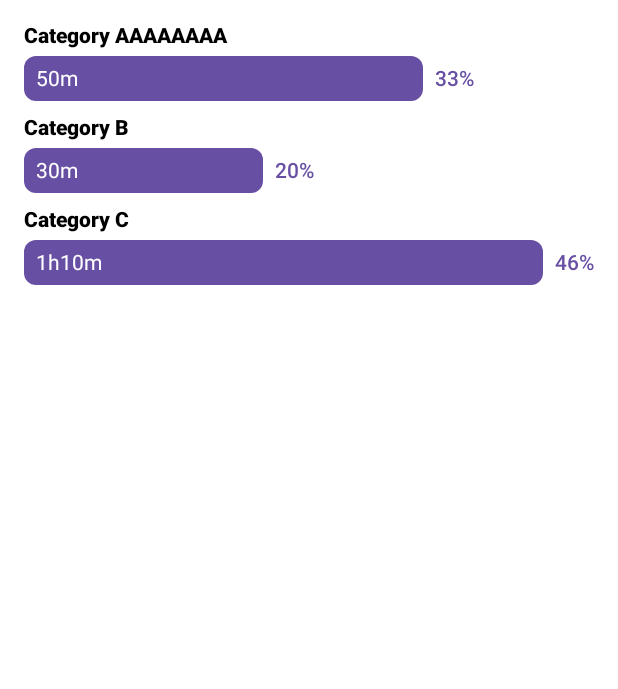
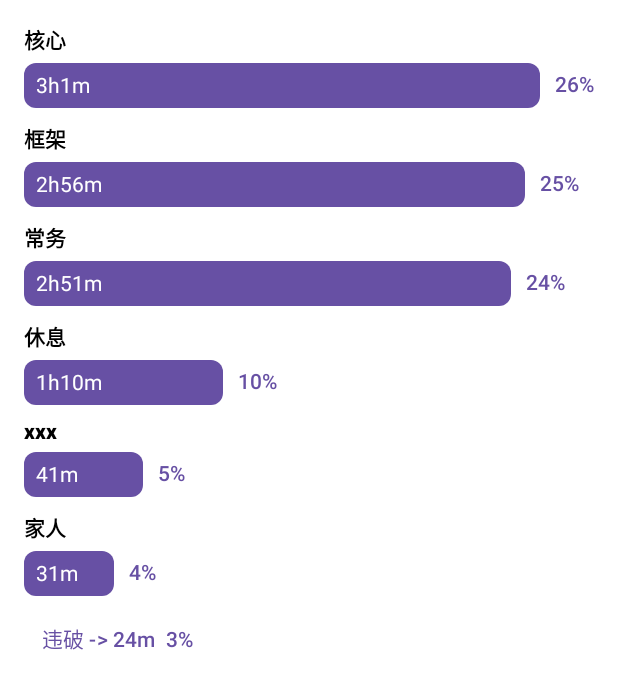
Before and after one commit to Huaguang-XinZhe/Flow-of-Time, an Android app built with Jetpack Compose: the @Preview function HorizontalBarChartPreview, on a phone screen of 412 x 824 dp. Shown: the top 689 px of the screen. Run offline under Robolectric (Android 15) with nearby library versions, the phone set to English and light mode, and no system bars.

Commit message:
修复 ”条形把百分比文本挤出“ 的 Bug。

```diff
--- a/app/src/main/java/com/huaguang/flowoftime/ui/widget/HorizontalBarChart.kt
+++ b/app/src/main/java/com/huaguang/flowoftime/ui/widget/HorizontalBarChart.kt
@@ -5,12 +5,8 @@
 import androidx.compose.foundation.layout.Arrangement
 import androidx.compose.foundation.layout.Box
 import androidx.compose.foundation.layout.Column
-import androidx.compose.foundation.layout.Row
-import androidx.compose.foundation.layout.Spacer
-import androidx.compose.foundation.layout.fillMaxWidth
 import androidx.compose.foundation.layout.height
 import androidx.compose.foundation.layout.padding
-import androidx.compose.foundation.layout.width
 import androidx.compose.foundation.shape.RoundedCornerShape
 import androidx.compose.material3.MaterialTheme
 import androidx.compose.material3.Text
@@ -19,8 +15,10 @@
 import androidx.compose.ui.Alignment
 import androidx.compose.ui.Modifier
 import androidx.compose.ui.graphics.Color
+import androidx.compose.ui.layout.Layout
 import androidx.compose.ui.text.font.FontWeight
 import androidx.compose.ui.tooling.preview.Preview
+import androidx.compose.ui.unit.Constraints
 import androidx.compose.ui.unit.Dp
 import androidx.compose.ui.unit.dp
 import com.huaguang.flowoftime.utils.formatDurationInText
@@ -79,11 +77,15 @@
 @Composable
 fun HorizontalBarChartPreview() {
     val sampleData = listOf(
-        "Category AAAAAAAA" to 50f,
-        "Category B" to 30f,
-        "Category C" to 70f
+        "核心" to 181f,
+        "框架" to 176f,
+        "常务" to 171f,
+        "休息" to 70f,
+        "xxx" to 41f,
+        "家人" to 31f,
+        "违破" to 24f,
     )
-    HorizontalBarChart(data = sampleData, referenceValue = 70f, maxValue = 150f) {
+    HorizontalBarChart(data = sampleData, referenceValue = 181f, maxValue = 696f) {
 
     }
 }
@@ -97,40 +99,45 @@
     barColor: Color,
     onClick: () -> Unit
 ) {
-
-//    RDALogger.info("formattedDuration = $formattedDuration, ratio = $ratio")
-
-    Row(
-        verticalAlignment = Alignment.CenterVertically,
-        modifier = Modifier.fillMaxWidth()
-    ) {
-        // Bar
+    Layout(
+        content = {
             Box(
                 modifier = Modifier
                     .background(barColor, shape = RoundedCornerShape(8.dp))
-//                .width(maxBarWidth * (value / maxValue)) // 这里必须用 dp，用 float 的条形是一样的，全部充满，不会有区分
-                .weight(ratio)
                     .height(barHeight)
                     .clickable { onClick() },
                 contentAlignment = Alignment.CenterStart
             ) {
                 Text(
-//                text = value.toInt().toString(),
                     text = durationText,
                     color = Color.White,
                     modifier = Modifier.padding(start = 8.dp)
                 )
             }
-
-        // Spacer
-        Spacer(modifier = Modifier.width(8.dp))
-
-        // Percentage
             Text(
                 text = percent,
                 color = barColor,
                 fontWeight = FontWeight.SemiBold,
-            modifier = if (ratio >= 1f) Modifier else Modifier.weight((1 - ratio)) // invalid weight 0.0; must be greater than zero
+                modifier = Modifier.padding(start = 10.dp)
+            )
+        },
+        measurePolicy = { measurables, constraints ->
+            val barMeasurable = measurables[0]
+            val textMeasurable = measurables[1]
+
+            val textPlaceable = textMeasurable.measure(constraints)
+            val barWidth = constraints.maxWidth - textPlaceable.width
+            val barPlaceable = barMeasurable.measure(
+                Constraints.fixedWidth((barWidth * ratio).toInt())
+            )
+
+            val width = constraints.maxWidth
+            val height = maxOf(barPlaceable.height, textPlaceable.height)
+
+            layout(width, height) {
+                barPlaceable.place(0, 0)
+                textPlaceable.place(barPlaceable.width, (height - textPlaceable.height) / 2)
+            }
+        }
     )
 }
-}
```
Lines whose indentation alone changed are shown as unchanged.
